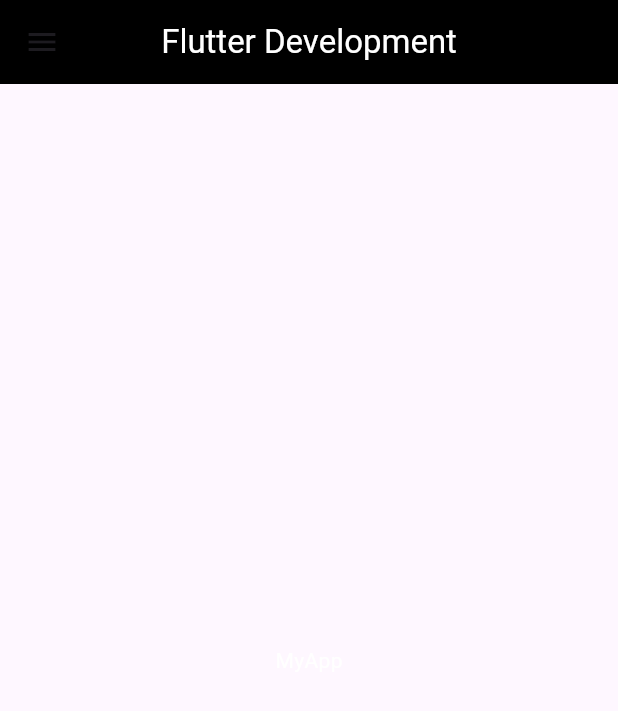
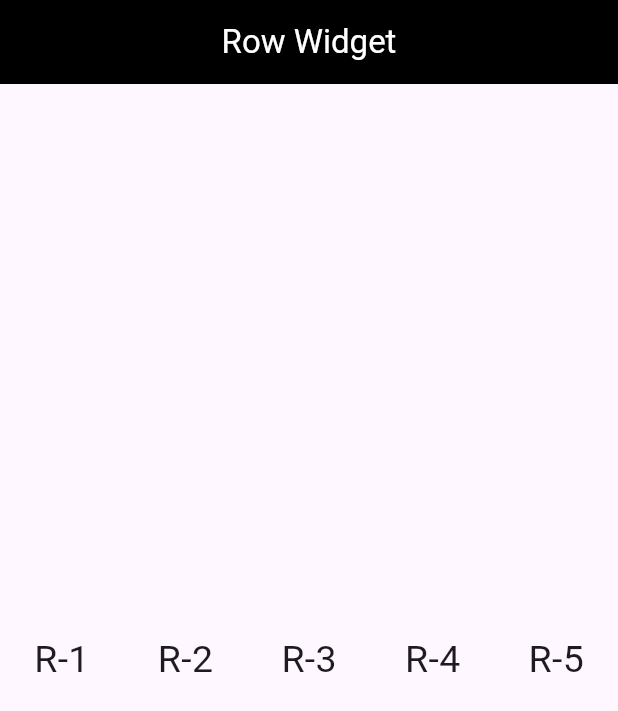
Before and after one commit to FlimFli/dart-week15-C2-2568, a Flutter app: the screen it shows after launch, on a phone screen of 412 x 824 dp. Shown: the top 711 px of the screen. Run offline on Flutter 3.47's test engine with Material 3 defaults, Android fonts, the phone set to English and light mode, and no system bars.

Commit message:
Row Page

```diff
--- a/lib/main.dart
+++ b/lib/main.dart
@@ -1,6 +1,7 @@
 
 import 'package:flutter/material.dart';
 import 'package:flutter_week15/home.dart';
+import 'package:flutter_week15/row_page.dart';
 
 void main(){
   runApp(MyApp());
@@ -13,7 +14,7 @@ class MyApp extends StatelessWidget{
 @override
 Widget build(BuildContext context) {
   return MaterialApp(
-    home: HomeScreen(
+    home: RowPage(
 
     ),
   );
--- /dev/null
+++ b/lib/row_page.dart
@@ -0,0 +1,32 @@
+
+import 'package:flutter/material.dart';
+
+class RowPage extends StatelessWidget{
+  const RowPage ({super.key});
+
+  @override
+  Widget build(BuildContext context) {
+    return Scaffold(
+      appBar: AppBar(
+        centerTitle: true,
+        backgroundColor: Colors.black,
+        title: Text("Row Widget", style: TextStyle(color: Colors.white),),
+      ),
+
+      body: Center(
+        child: Row(
+          mainAxisAlignment: MainAxisAlignment.spaceAround,
+          crossAxisAlignment: CrossAxisAlignment.center,
+          children: [
+            Text("R-1",style: TextStyle(fontSize: 25)),
+            Text("R-2",style: TextStyle(fontSize: 25)),
+            Text("R-3",style: TextStyle(fontSize: 25)),
+            Text("R-4",style: TextStyle(fontSize: 25)),
+            Text("R-5",style: TextStyle(fontSize: 25)),
+          ],
+        ),
+      ),
+
+    );
+  }
+}
```
